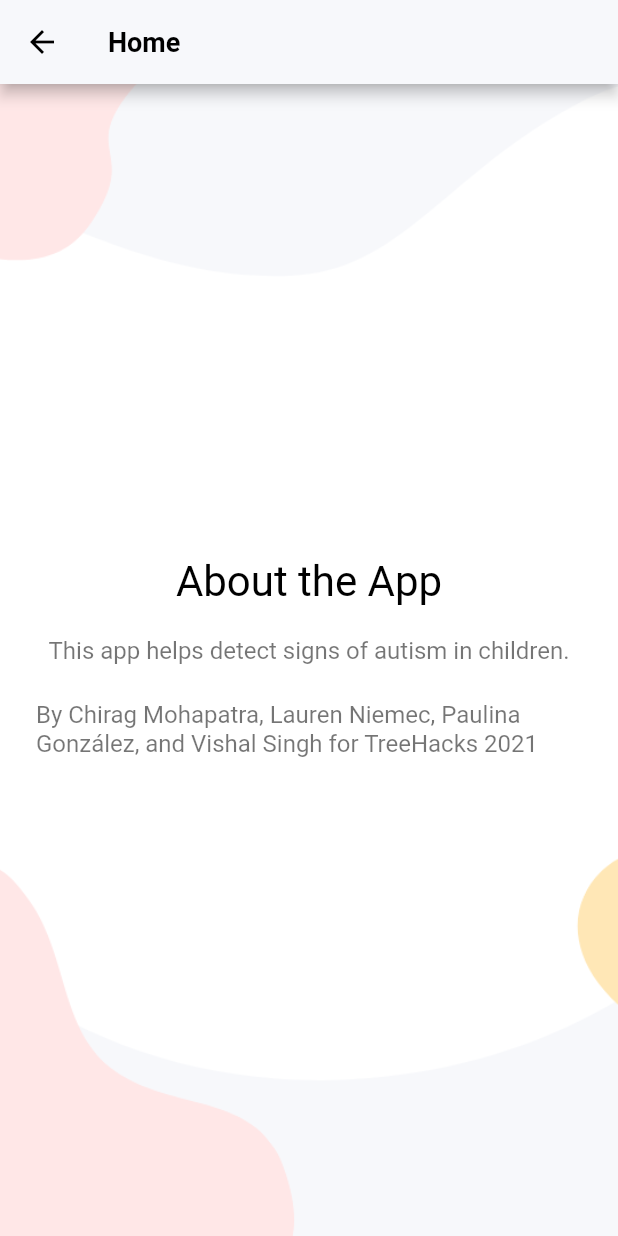
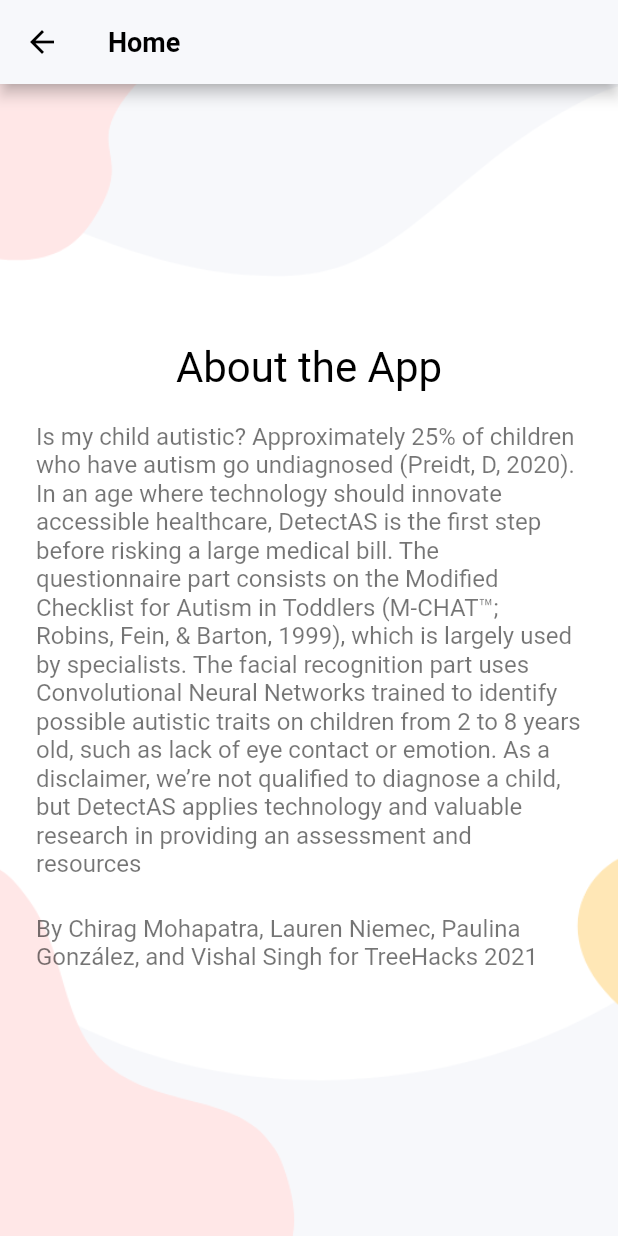
Before and after one commit to paulinagzd/detectas, a Flutter app: the AboutScreen screen opened directly, on a phone screen of 412 x 824 dp. Run offline on Flutter 3.47's test engine with Material 2 defaults, Android fonts, the phone set to English and light mode, and no system bars; our stand-ins replace flutter_animation_progress_bar, font_awesome_flutter, geolocator, get, google_maps_flutter, image_picker and 1 more; missing offline and left inert: after_init.

Commit message:
changing titles

```diff
--- a/lib/screens/about.dart
+++ b/lib/screens/about.dart
@@ -14,7 +14,7 @@ class AboutScreen extends StatelessWidget {
     final description = Padding(
       padding: EdgeInsets.all(12.0),
       child: Text(
-        "This app helps detect signs of autism in children.",
+        "Is my child autistic? Approximately 25% of children who have autism go undiagnosed (Preidt, D, 2020). In an age where technology should innovate accessible healthcare, DetectAS is the first step before risking a large medical bill. The questionnaire part consists on the Modified Checklist for Autism in Toddlers (M-CHAT™; Robins, Fein, & Barton, 1999), which is largely used by specialists. The facial recognition part uses Convolutional Neural Networks trained to identify possible autistic traits on children from 2 to 8 years old, such as lack of eye contact or emotion. As a disclaimer, we’re not qualified to diagnose a child, but DetectAS applies technology and valuable research in providing an assessment and resources",
         style: TextStyle(fontSize: 16.0, color: Colors.black54),
       ),
     );
--- a/lib/screens/introQuiz.dart
+++ b/lib/screens/introQuiz.dart
@@ -27,7 +27,7 @@ class IntroQuizRoute extends StatelessWidget {
     final description = Padding(
       padding: EdgeInsets.all(12.0),
       child: Text(
-        "The first step is answering a set of question's based on the child's behavior.",
+        "The first step is answering the initial M-CHAT™ screening. This helps reduce the false positive rate, keep in mind that this is not a diagnosis.",
         style: TextStyle(fontSize: 16.0, color: Colors.black54),
       ),
     );
--- a/lib/screens/nextInstructions.dart
+++ b/lib/screens/nextInstructions.dart
@@ -2,7 +2,6 @@ import 'package:flutter/material.dart';
 import 'cameraScreen.dart';
 
 class NextStepsPage extends StatelessWidget {
-
   List<int> selectedAnswersList;
   NextStepsPage(this.selectedAnswersList);
 
@@ -22,7 +21,7 @@ class NextStepsPage extends StatelessWidget {
     final welcome = Padding(
       padding: EdgeInsets.all(8.0),
       child: Text(
-        'Next steps!',
+        'Next steps',
         style: TextStyle(fontSize: 28.0, color: Colors.black),
       ),
     );
@@ -30,7 +29,7 @@ class NextStepsPage extends StatelessWidget {
     final description = Padding(
       padding: EdgeInsets.all(12.0),
       child: Text(
-        "Now that the quiz has been answered, a picture of the candidate's face is required to continue.",
+        "Now that the quiz has been answered, a picture of the candidate's face is required to continue. It will identify possible autistic traits on children from 2 to 8 years old.",
         style: TextStyle(fontSize: 16.0, color: Colors.black54),
       ),
     );
@@ -57,7 +56,9 @@ class NextStepsPage extends StatelessWidget {
                 onPressed: () {
                   Navigator.push(
                     context,
-                    MaterialPageRoute(builder: (context) => CameraScreen(selectedAnswersList)),
+                    MaterialPageRoute(
+                        builder: (context) =>
+                            CameraScreen(selectedAnswersList)),
                   );
                 },
                 child: Text('Take photo', style: TextStyle(fontSize: 28.0)),
```
Also changed, not shown: 1 other file.
